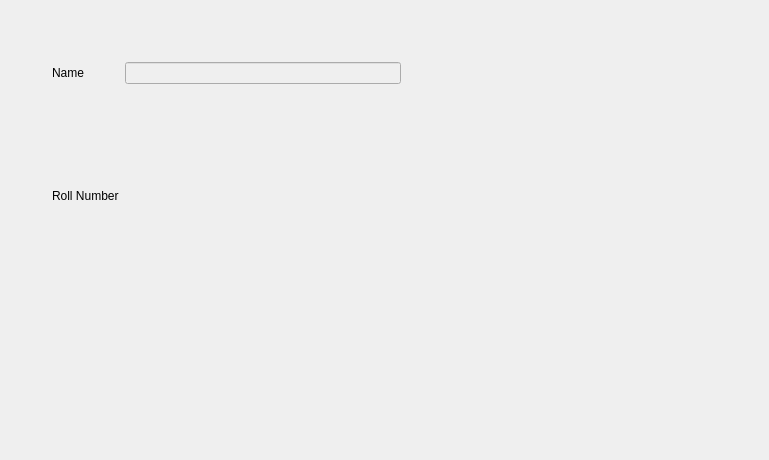
itsManjeet/LibraryManagmentSystem, file mainwindow.ui: the form before one commit.
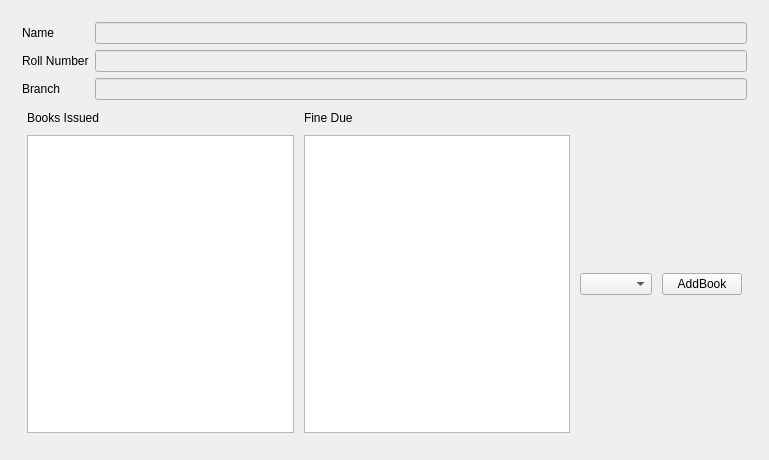
The form after the commit.

Commit message: Add Page2 for Information

```diff
--- a/mainwindow.ui
+++ b/mainwindow.ui
@@ -159,16 +159,23 @@
        </layout>
       </widget>
       <widget class="QWidget" name="page_2">
-       <widget class="QWidget" name="gridLayoutWidget">
-        <property name="geometry">
-         <rect>
-          <x>30</x>
-          <y>40</y>
-          <width>371</width>
-          <height>261</height>
-         </rect>
-        </property>
+       <layout class="QVBoxLayout" name="verticalLayout_3">
+        <item>
         <layout class="QGridLayout" name="gridLayout">
+          <item row="1" column="0">
+           <widget class="QLabel" name="label_3">
+            <property name="text">
+             <string>Roll Number</string>
+            </property>
+           </widget>
+          </item>
+          <item row="2" column="1">
+           <widget class="QLineEdit" name="BRANCH_BOX">
+            <property name="enabled">
+             <bool>false</bool>
+            </property>
+           </widget>
+          </item>
          <item row="0" column="0">
           <widget class="QLabel" name="label_2">
            <property name="text">
@@ -176,6 +183,20 @@
            </property>
           </widget>
          </item>
+          <item row="1" column="1">
+           <widget class="QLineEdit" name="ROLL_BOX">
+            <property name="enabled">
+             <bool>false</bool>
+            </property>
+           </widget>
+          </item>
+          <item row="2" column="0">
+           <widget class="QLabel" name="label_4">
+            <property name="text">
+             <string>Branch</string>
+            </property>
+           </widget>
+          </item>
          <item row="0" column="1">
           <widget class="QLineEdit" name="NAME_BOX">
            <property name="enabled">
@@ -183,15 +204,58 @@
            </property>
           </widget>
          </item>
+         </layout>
+        </item>
+        <item>
+         <layout class="QGridLayout" name="gridLayout_2">
+          <property name="leftMargin">
+           <number>5</number>
+          </property>
+          <property name="topMargin">
+           <number>5</number>
+          </property>
+          <property name="rightMargin">
+           <number>5</number>
+          </property>
+          <property name="bottomMargin">
+           <number>5</number>
+          </property>
+          <property name="spacing">
+           <number>10</number>
+          </property>
+          <item row="0" column="0">
+           <widget class="QLabel" name="label_5">
+            <property name="text">
+             <string>Books Issued</string>
+            </property>
+           </widget>
+          </item>
+          <item row="0" column="1">
+           <widget class="QLabel" name="label_6">
+            <property name="text">
+             <string>Fine Due</string>
+            </property>
+           </widget>
+          </item>
+          <item row="1" column="3">
+           <widget class="QPushButton" name="ADD_BOOK_BTN">
+            <property name="text">
+             <string>AddBook</string>
+            </property>
+           </widget>
+          </item>
+          <item row="1" column="2">
+           <widget class="QComboBox" name="AVALIABLE_BOOKS"/>
+          </item>
          <item row="1" column="0">
-          <widget class="QLabel" name="label_3">
-           <property name="text">
-            <string>Roll Number</string>
-           </property>
-          </widget>
-         </item>
-        </layout>
-       </widget>
+           <widget class="QListWidget" name="BOOK_ISSUED_LIST"/>
+          </item>
+          <item row="1" column="1">
+           <widget class="QListWidget" name="listWidget_2"/>
+          </item>
+         </layout>
+        </item>
+       </layout>
       </widget>
      </widget>
     </item>
```
Left out of the diff: 2 changed lines with no effect on the pictures. Lines whose indentation alone changed are shown as unchanged.
